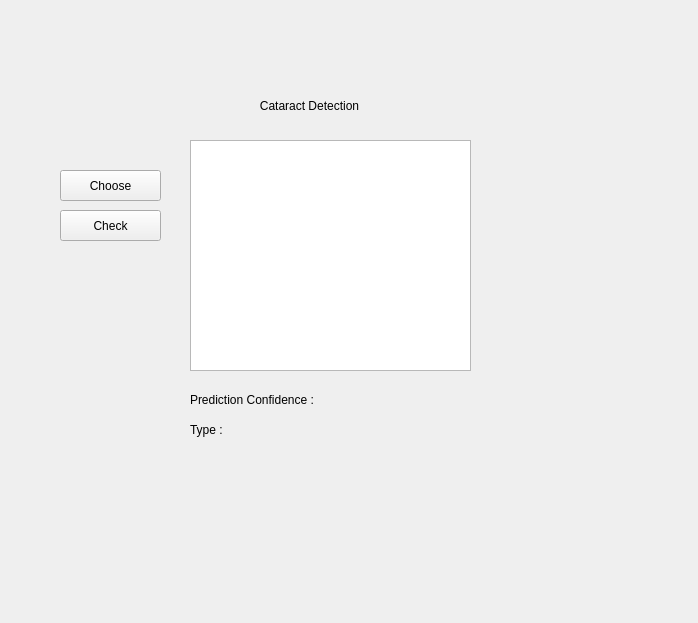
First picture: the form in UI/Cataract.ui, repository wiktkaj492/CataractDetection, before the edit.
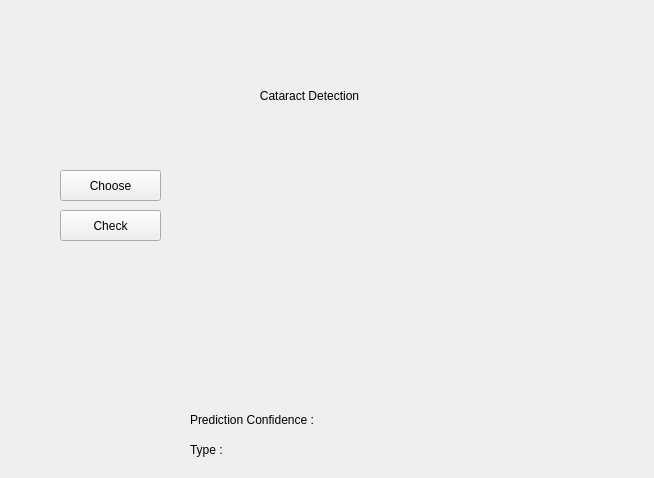
Second picture: the form after the edit.

Commit message: image classifier connected to GUI

What changed in the file:
```diff
--- a/UI/Cataract.ui
+++ b/UI/Cataract.ui
@@ -6,8 +6,8 @@
    <rect>
     <x>0</x>
     <y>0</y>
-    <width>698</width>
-    <height>623</height>
+    <width>654</width>
+    <height>478</height>
    </rect>
   </property>
   <property name="windowTitle">
@@ -39,21 +39,11 @@
     <string>Choose</string>
    </property>
   </widget>
-  <widget class="QGraphicsView" name="graphicsView">
-   <property name="geometry">
-    <rect>
-     <x>190</x>
-     <y>140</y>
-     <width>281</width>
-     <height>231</height>
-    </rect>
-   </property>
-  </widget>
   <widget class="QLabel" name="label">
    <property name="geometry">
     <rect>
      <x>190</x>
-     <y>390</y>
+     <y>410</y>
      <width>141</width>
      <height>20</height>
     </rect>
@@ -66,7 +56,7 @@
    <property name="geometry">
     <rect>
      <x>350</x>
-     <y>390</y>
+     <y>410</y>
      <width>121</width>
      <height>21</height>
     </rect>
@@ -79,7 +69,7 @@
    <property name="geometry">
     <rect>
      <x>190</x>
-     <y>420</y>
+     <y>440</y>
      <width>141</width>
      <height>20</height>
     </rect>
@@ -92,7 +82,7 @@
    <property name="geometry">
     <rect>
      <x>350</x>
-     <y>420</y>
+     <y>440</y>
      <width>121</width>
      <height>21</height>
     </rect>
@@ -105,7 +95,7 @@
    <property name="geometry">
     <rect>
      <x>160</x>
-     <y>80</y>
+     <y>70</y>
      <width>361</width>
      <height>51</height>
     </rect>
@@ -114,6 +104,19 @@
     <string>                              Cataract Detection</string>
    </property>
   </widget>
+  <widget class="QLabel" name="label_6">
+   <property name="geometry">
+    <rect>
+     <x>200</x>
+     <y>140</y>
+     <width>250</width>
+     <height>250</height>
+    </rect>
+   </property>
+   <property name="text">
+    <string/>
+   </property>
+  </widget>
  </widget>
  <resources/>
  <connections/>
```
The commit also changes 3 other files.
